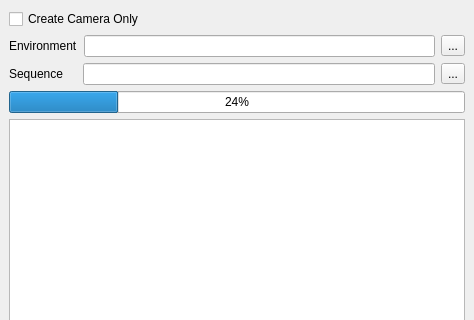
Old version of the form ui/main.ui in the repository iceanimations/createLayout; both pictures show x 0 to 474 and y 0 to 320 of the 474 by 624 pixel window.
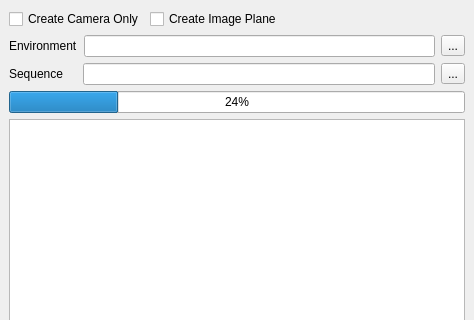
New version of the form.

Commit message: imagePlane feature added

The edit to the form file:
```diff
--- a/ui/main.ui
+++ b/ui/main.ui
@@ -19,11 +19,35 @@
   <widget class="QWidget" name="centralwidget">
    <layout class="QVBoxLayout" name="verticalLayout_2">
     <item>
-     <widget class="QCheckBox" name="cameraButton">
-      <property name="text">
-       <string>Create Camera Only</string>
-      </property>
-     </widget>
+     <layout class="QHBoxLayout" name="horizontalLayout_4">
+      <item>
+       <widget class="QCheckBox" name="cameraButton">
+        <property name="text">
+         <string>Create Camera Only</string>
+        </property>
+       </widget>
+      </item>
+      <item>
+       <widget class="QCheckBox" name="imagePlaneButton">
+        <property name="text">
+         <string>Create Image Plane</string>
+        </property>
+       </widget>
+      </item>
+      <item>
+       <spacer name="horizontalSpacer_2">
+        <property name="orientation">
+         <enum>Qt::Horizontal</enum>
+        </property>
+        <property name="sizeHint" stdset="0">
+         <size>
+          <width>40</width>
+          <height>20</height>
+         </size>
+        </property>
+       </spacer>
+      </item>
+     </layout>
     </item>
     <item>
      <layout class="QHBoxLayout" name="horizontalLayout">
```
Left out of the diff: 48 changed lines with no effect on the pictures. The commit also changes 1 other file.
